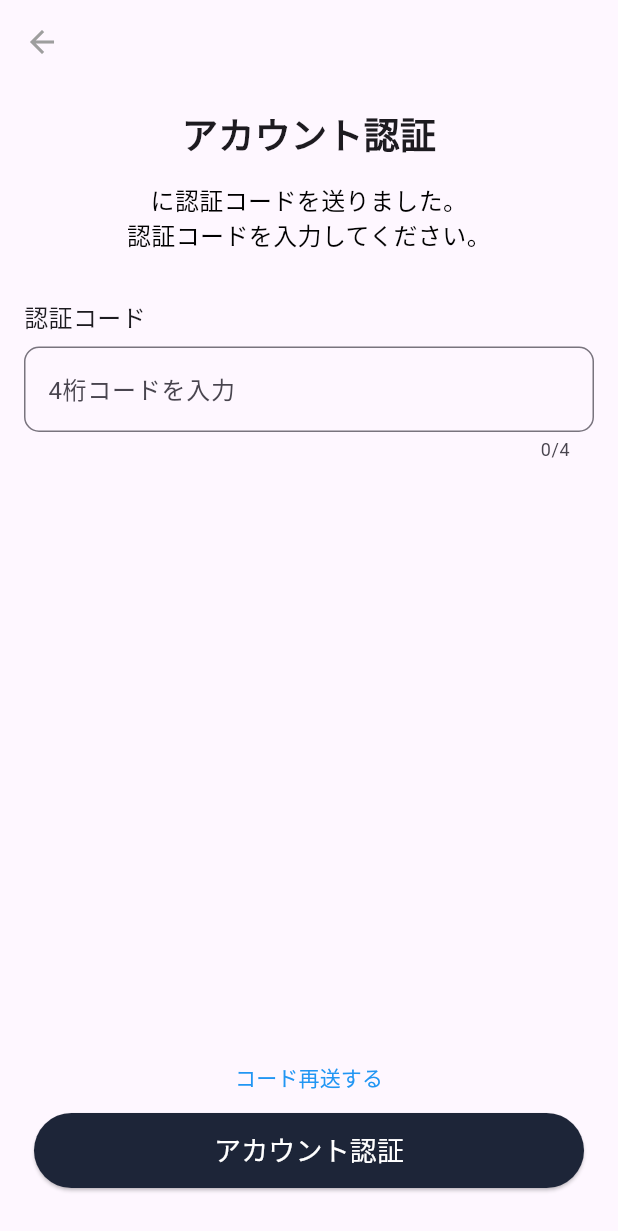
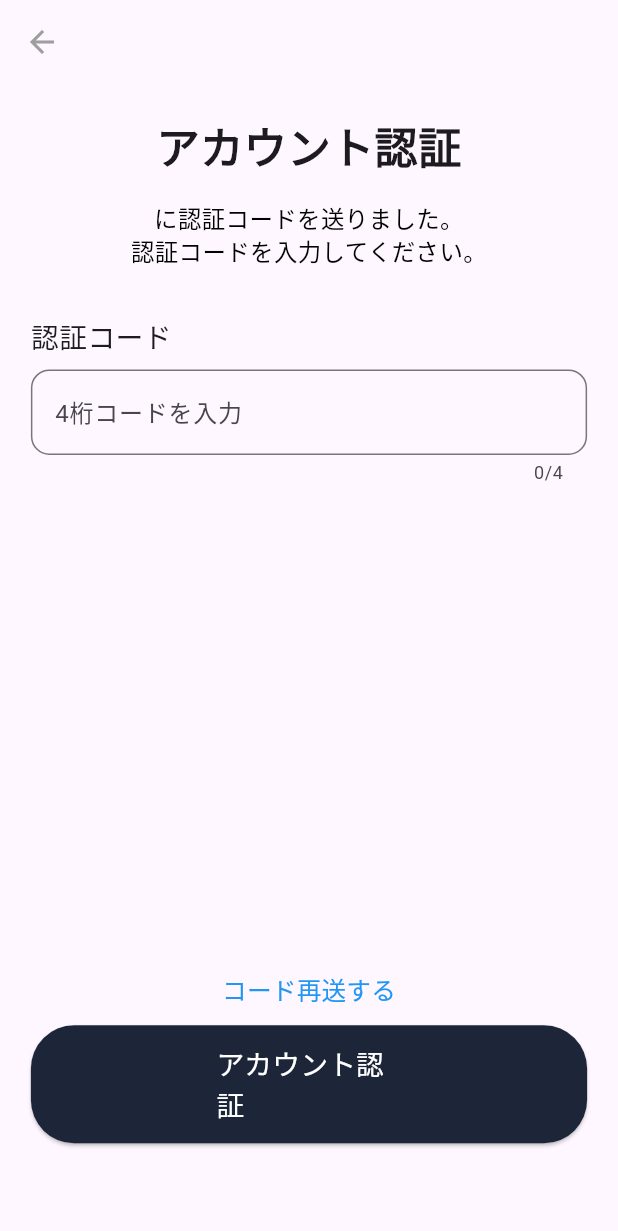
Before and after one commit to dobupower/QRR, a Flutter app: the EmailAuthScreen screen opened directly with empty values, on a phone screen of 412 x 824 dp. Shown: the top 1231 px of the screen. Run offline on Flutter 3.47's test engine with Material 3 defaults, Android fonts, the light colour scheme and no system bars; our stand-ins replace cloud_firestore, firebase_auth, firebase_core, flutter_riverpod, google_sign_in; missing offline and left inert: mailer; accounts and stored records are empty.

Commit message:
UI 상대값으로 변경

```diff
--- a/lib/view/email_auth_screen.dart
+++ b/lib/view/email_auth_screen.dart
@@ -8,12 +8,14 @@ class EmailAuthScreen extends ConsumerWidget {
   final User user; // 이메일 인증 대상인 사용자
 
   // 생성자에서 필수적으로 User 객체를 받아옴
-
   EmailAuthScreen({required this.user});
 
   @override
+  Widget build(BuildContext context, WidgetRef ref) {
+    // 화면 크기 정보 가져오기
+    final screenHeight = MediaQuery.of(context).size.height;
+    final screenWidth = MediaQuery.of(context).size.width;
 
-  Widget build(BuildContext context, WidgetRef ref) {
     // SignUpState 및 SignUpViewModel 상태를 감시
     final signUpState = ref.watch(signUpViewModelProvider);
     final signUpViewModel = ref.read(signUpViewModelProvider.notifier);
@@ -29,7 +31,7 @@ class EmailAuthScreen extends ConsumerWidget {
       ),
       // 본문 내용
       body: Padding(
-        padding: const EdgeInsets.all(16.0), // 화면 여백
+        padding: EdgeInsets.all(screenWidth * 0.05), // 화면 여백을 상대적으로 설정
         child: Column(
           crossAxisAlignment: CrossAxisAlignment.start, // 왼쪽 정렬
           children: [
@@ -38,35 +40,36 @@ class EmailAuthScreen extends ConsumerWidget {
               child: Text(
                 'アカウント認証', // 'アカウント認証' = 계정 인증
                 style: TextStyle(
-                  fontSize: 24,
+                  fontSize: screenWidth * 0.07, // 폰트 크기를 상대적으로 설정
                   fontWeight: FontWeight.bold,
                 ),
               ),
             ),
-            SizedBox(height: 16), // 간격 추가
+            SizedBox(height: screenHeight * 0.02), // 간격을 상대적으로 설정
             // 사용자 이메일 정보와 안내 메시지
             Center(
               child: Text(
                 '${user.email}に認証コードを送りました。\n認証コードを入力してください。',
                 // '認証コードを送りました。' = 인증 코드를 보냈습니다.
                 textAlign: TextAlign.center, // 텍스트 가운데 정렬
-                style: TextStyle(fontSize: 16, color: Colors.black),
+                style: TextStyle(fontSize: screenWidth * 0.038, color: Colors.black), // 텍스트 크기를 상대적으로 설정
               ),
             ),
-            SizedBox(height: 32), // 간격 추가
+            SizedBox(height: screenHeight * 0.04), // 간격을 상대적으로 설정
             // 인증 코드 입력 필드 라벨
             Text(
               '認証コード', // '認証コード' = 인증 코드
-              style: TextStyle(fontSize: 16),
+              style: TextStyle(fontSize: screenWidth * 0.045), // 폰트 크기를 상대적으로 설정
             ),
-            SizedBox(height: 8), // 간격 추가
+            SizedBox(height: screenHeight * 0.01), // 간격을 상대적으로 설정
             // 인증 코드 입력 필드
             TextField(
               controller: signUpState.codeController, // 인증 코드 입력을 위한 컨트롤러
               decoration: InputDecoration(
                 hintText: '4桁コードを入力', // '4桁コードを入力' = 4자리 코드를 입력
                 border: OutlineInputBorder(
-                  borderRadius: BorderRadius.circular(10.0), // 필드 테두리 둥글게 설정
+                  borderRadius: BorderRadius.circular(screenWidth * 0.03), // 필드 테두리를 상대적으로 설정
+                  borderSide: BorderSide(color: Colors.grey),
                 ),
               ),
               keyboardType: TextInputType.number, // 숫자 입력만 가능하도록 설정
@@ -85,7 +88,7 @@ class EmailAuthScreen extends ConsumerWidget {
                 },
                 child: Text(
                   'コード再送する', // 'コード再送する' = 코드 재전송
-                  style: TextStyle(color: Colors.blue, fontSize: 14),
+                  style: TextStyle(color: Colors.blue, fontSize: screenWidth * 0.04), // 텍스트 크기를 상대적으로 설정
                 ),
               ),
             ),
@@ -102,18 +105,18 @@ class EmailAuthScreen extends ConsumerWidget {
                 },
                 style: ElevatedButton.styleFrom(
                   backgroundColor: Color(0xFF1D2538), // 버튼 배경색 설정
-                  padding: EdgeInsets.symmetric(horizontal: 120, vertical: 12), // 버튼 크기 설정
+                  padding: EdgeInsets.symmetric(horizontal: screenWidth * 0.3, vertical: screenHeight * 0.015), // 버튼 크기를 상대적으로 설정
                   shape: RoundedRectangleBorder(
-                    borderRadius: BorderRadius.circular(50), // 버튼 모서리를 둥글게 설정
+                    borderRadius: BorderRadius.circular(screenWidth * 0.07), // 버튼 모서리를 둥글게 상대적으로 설정
                   ),
                 ),
                 child: Text(
                   'アカウント認証', // 'アカウント認証' = 계정 인증
-                  style: TextStyle(fontSize: 18, color: Colors.white),
+                  style: TextStyle(fontSize: screenWidth * 0.045, color: Colors.white), // 텍스트 크기를 상대적으로 설정
                 ),
               ),
             ),
-            SizedBox(height: 16), // 마지막 간격
+            SizedBox(height: screenHeight * 0.05), // 마지막 간격을 상대적으로 설정
           ],
         ),
       ),
```
